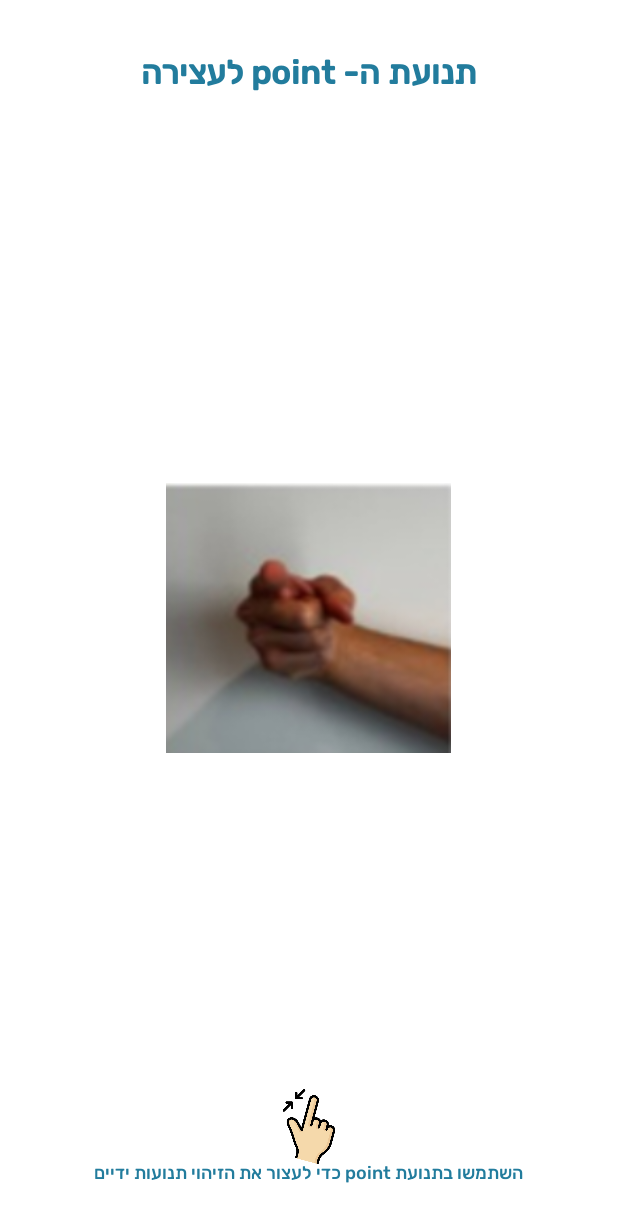
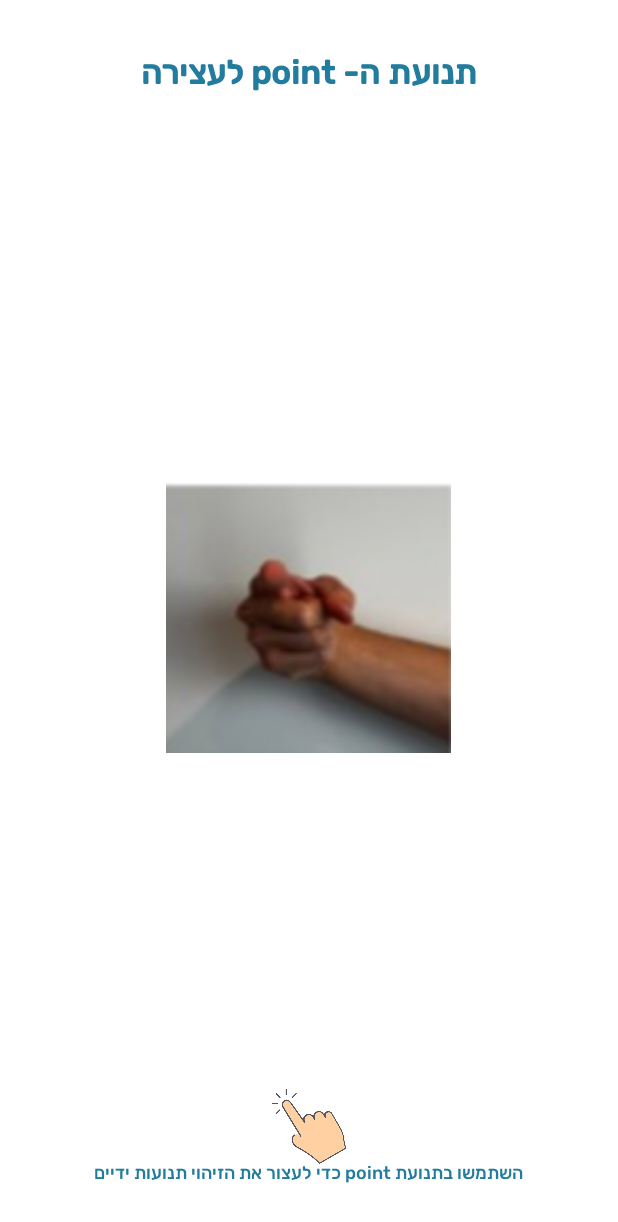
Before and after one commit to yaeltamir/RRP, an Android app: the fragment OpenPalmFragment shown on its own in the app's theme, on a phone screen of 412 x 824 dp. Shown: the top 1222 px of the screen. Run offline under Robolectric (Android 15) with nearby library versions, the light colour scheme and no system bars.

Commit message:
color changed

```diff
--- a/app/src/main/res/layout/fragment_open_palm.xml
+++ b/app/src/main/res/layout/fragment_open_palm.xml
@@ -33,7 +33,7 @@
         android:id="@+id/arrowImage"
         android:layout_width="100dp"
         android:layout_height="50dp"
-        android:src="@drawable/zoom_out"
+        android:src="@drawable/tap"
         android:layout_gravity="bottom|center_horizontal"
         android:layout_marginBottom="32dp"/>
 
--- a/app/src/main/res/values/colors.xml
+++ b/app/src/main/res/values/colors.xml
@@ -47,7 +47,7 @@
 
 
 
-    <color name="buttonColor">#946306</color>
+    <color name="buttonColor">#4B4B4B</color>
     <color name="primaryTextColor">#227c9d</color>
     <color name="buttonBackground">#97afaf</color>
     <color name="shaov">#ffcb77</color>
```
Also changed, not shown: app/src/main/res/drawable/tap.png (added).
